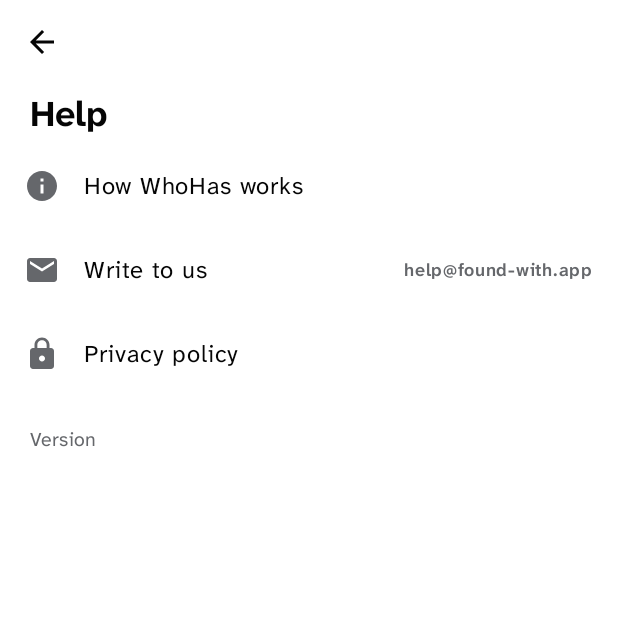
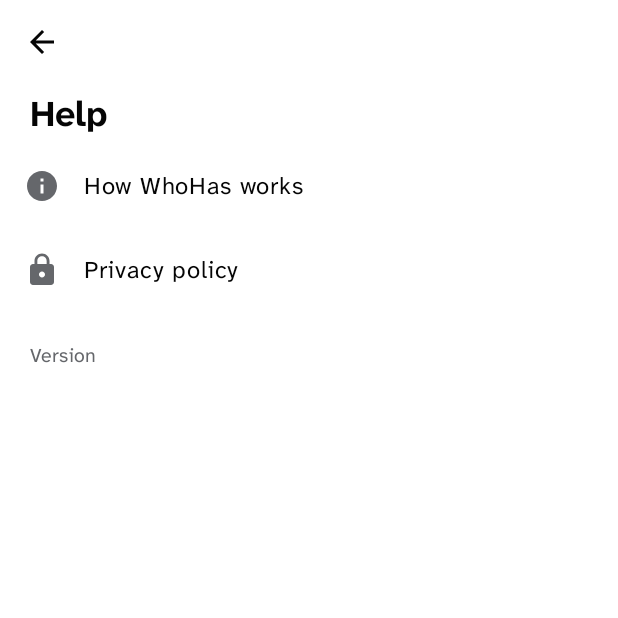
Before and after one commit to tarunkumar19944/foundwith, an Android app built with Jetpack Compose: the HelpScreen screen opened through its navigation route, on a phone screen of 412 x 824 dp, the top half of it. Run offline under Robolectric (Android 15) with nearby library versions, the phone set to English and light mode, and no system bars; our stand-ins replace Firebase (no records; nobody signed in at launch, a user with empty details on screens opened directly); pictures from the network do not load; 3 statements that could not run were skipped.

Commit message:
Help: no old help@found-with.app; 'Write to us' shows once a contact email is set
The address comes from the build (foundwith.contactEmail). Until then the row is hidden and the
suspended screen points to the contact address on the Play listing. Found in the emulator
screenshots of the full test run.

Co-Authored-By: Claude Opus 5.5 <noreply@anthropic.com>
Claude-Session: https://claude.ai/code/session_01Pg4e8veBqnoSDN144ZYtaS

```diff
--- a/android/app/build.gradle.kts
+++ b/android/app/build.gradle.kts
@@ -65,6 +65,8 @@ android {
         buildConfigField("String", "API_BASE_URL", "\"$apiUrl\"")
         buildConfigField("String", "PRIVACY_URL", "\"$privacyUrl\"")
         buildConfigField("String", "PUBLIC_URL", "\"$publicUrl\"")
+        // The help address on the Help page; empty until there is one (the old help@found-with.app is gone).
+        buildConfigField("String", "CONTACT_EMAIL", "\"${providers.gradleProperty("foundwith.contactEmail").getOrElse("").trim()}\"")
         // The consent text in the app is written for this version of the server's terms.
         buildConfigField("String", "CONSENT_VERSION", "\"2026-11-16\"")
         buildConfigField("boolean", "FIREBASE_CONFIGURED", firebaseConfigured.toString())
--- a/android/app/src/main/java/app/foundwith/ui/Components.kt
+++ b/android/app/src/main/java/app/foundwith/ui/Components.kt
@@ -240,7 +240,8 @@ fun Context.email(address: String) {
     runCatching { startActivity(Intent(Intent.ACTION_SENDTO, Uri.parse("mailto:$address")).addFlags(Intent.FLAG_ACTIVITY_NEW_TASK)) }
 }
 
-const val HELP_EMAIL = "help@found-with.app"
+/** The help address (BuildConfig.CONTACT_EMAIL); empty until there is one: then "Write to us" is hidden. */
+val HELP_EMAIL: String = app.foundwith.BuildConfig.CONTACT_EMAIL
 val PRIVACY_URL: String get() = BuildConfig.PRIVACY_URL
 /** The terms of use and their grievance officer section, beside the privacy policy (whohas-app.web.app/terms). */
 val TERMS_URL: String get() = BuildConfig.PUBLIC_URL.takeIf { it.startsWith("https://") }?.plus("/terms").orEmpty()
--- a/android/app/src/main/java/app/foundwith/ui/Settings.kt
+++ b/android/app/src/main/java/app/foundwith/ui/Settings.kt
@@ -345,7 +345,7 @@ fun HelpScreen(onBack: () -> Unit, onHowItWorks: () -> Unit) {
     val context = LocalContext.current
     Page(onBack, "Help") {
         SettingRow(Icons.Filled.Info, "How WhoHas works", onClick = onHowItWorks)
-        SettingRow(Icons.Filled.Email, "Write to us", HELP_EMAIL) { context.email(HELP_EMAIL) }
+        if (HELP_EMAIL.isNotEmpty()) SettingRow(Icons.Filled.Email, "Write to us", HELP_EMAIL) { context.email(HELP_EMAIL) }
         if (DELETE_URL.isNotBlank()) SettingRow(Icons.Filled.Lock, "Delete my account without the app") { context.openUrl(DELETE_URL) }
         if (PRIVACY_URL.isNotBlank()) SettingRow(Icons.Filled.Lock, "Privacy policy") { context.openUrl(PRIVACY_URL) }
         if (TERMS_URL.isNotBlank()) SettingRow(Icons.Filled.Lock, "Terms of use") { context.openUrl(TERMS_URL) }
@@ -395,7 +395,8 @@ fun SuspendedScreen(graph: AppGraph, onSignedOut: () -> Unit) {
     val scope = rememberCoroutineScope()
     Column(Modifier.fillMaxSize().safeDrawingPadding().padding(24.dp), verticalArrangement = Arrangement.Center) {
         EmptyState(Icons.Filled.Warning, "Your account is suspended",
-            "It broke WhoHas rules. If this is a mistake, write to $HELP_EMAIL.")
+            if (HELP_EMAIL.isNotEmpty()) "It broke WhoHas rules. If this is a mistake, write to $HELP_EMAIL."
+            else "It broke WhoHas rules. If this is a mistake, write to the contact address on our Google Play listing.")
         OutlinedButton(onClick = { scope.launch { graph.forgetEverything(); onSignedOut() } }, modifier = Modifier.fillMaxWidth()) {
             Text("Sign out")
         }
```
